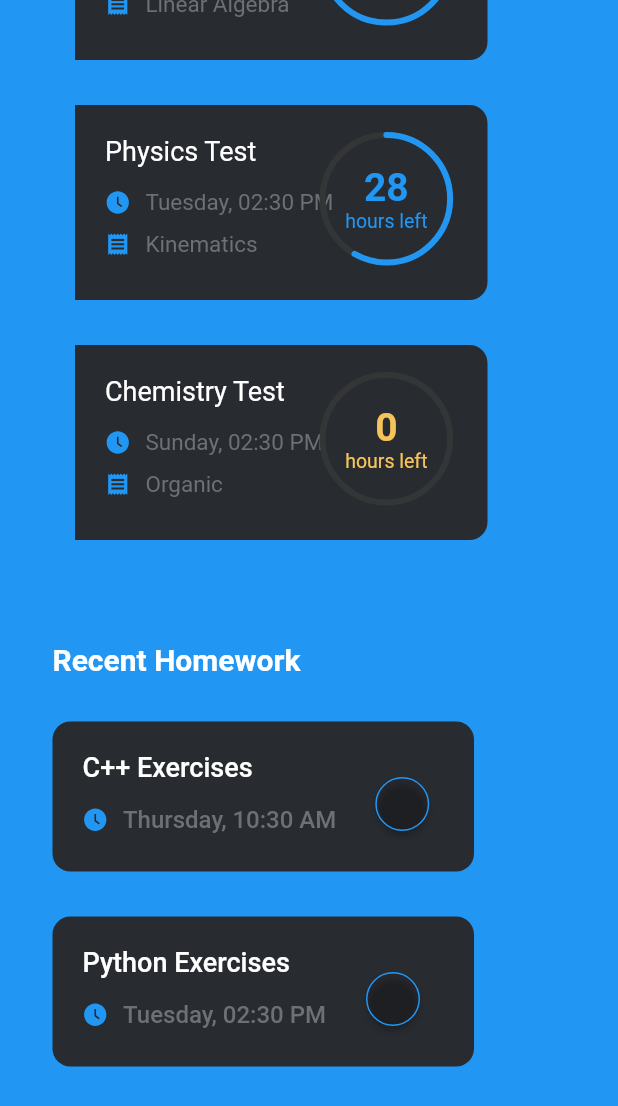
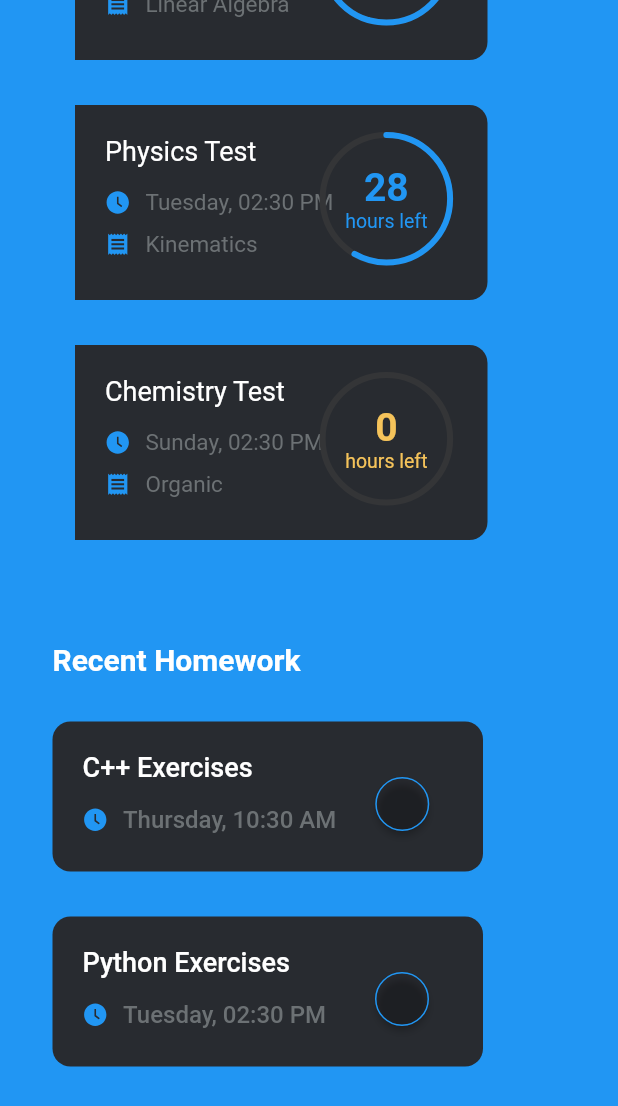
Before and after one commit to rishiagrawal2609/studymate_online, a Flutter app: the HomeScreen screen opened directly, scrolled down 406 dp, on a phone screen of 412 x 824 dp. Shown: the top 1106 px of the screen. Run offline on Flutter 3.47's test engine with Material 2 defaults, Android fonts, the phone set to English and light mode, and no system bars; our stand-ins replace firebase_auth, flutter_icons, flutter_svg, permission_handler; missing offline and left inert: agora_rtc_engine; accounts and stored records are empty; project files that could hold a hidden picture were left out.

Commit message:
Update recents_homeworks.dart

```diff
--- a/StudyMate/lib/Screens/home/widgets/recents_homeworks.dart
+++ b/StudyMate/lib/Screens/home/widgets/recents_homeworks.dart
@@ -24,7 +24,7 @@ class _RecentHomeworksState extends State<RecentHomeworks> {
               margin: EdgeInsets.only(bottom: 30.0),
               padding: EdgeInsets.fromLTRB(20.0, 20.0, 10.0, 10.0),
               height: 100.0,
-              width: 281.0,
+              width: 287.0,
               decoration: BoxDecoration(
                 color: kCardColor,
                 borderRadius: BorderRadius.circular(12.0),
```
